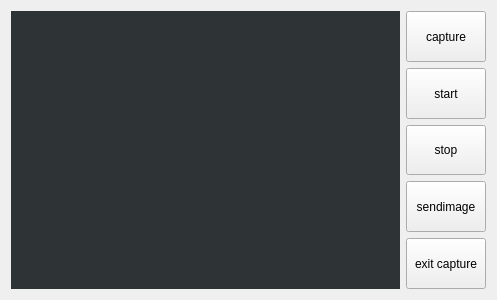
Old version of the form camerawidget.ui in the repository Yan532/SmartReader.
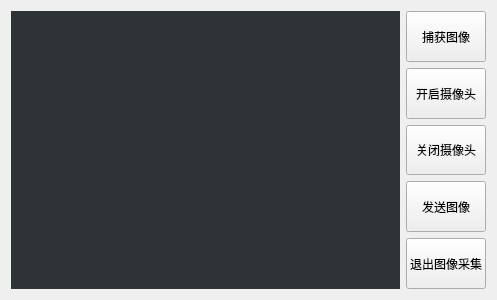
New version of the form.

```diff
--- a/camerawidget.ui
+++ b/camerawidget.ui
@@ -23,7 +23,7 @@
       </sizepolicy>
      </property>
      <property name="text">
-      <string>sendimage</string>
+      <string>发送图像</string>
      </property>
     </widget>
    </item>
@@ -36,7 +36,7 @@
       </sizepolicy>
      </property>
      <property name="text">
-      <string>exit capture</string>
+      <string>退出图像采集</string>
      </property>
     </widget>
    </item>
@@ -49,7 +49,7 @@
       </sizepolicy>
      </property>
      <property name="text">
-      <string>start</string>
+      <string>开启摄像头</string>
      </property>
     </widget>
    </item>
@@ -62,7 +62,7 @@
       </sizepolicy>
      </property>
      <property name="text">
-      <string>stop</string>
+      <string>关闭摄像头</string>
      </property>
     </widget>
    </item>
@@ -75,7 +75,7 @@
       </sizepolicy>
      </property>
      <property name="text">
-      <string>capture</string>
+      <string>捕获图像</string>
      </property>
     </widget>
    </item>
```
